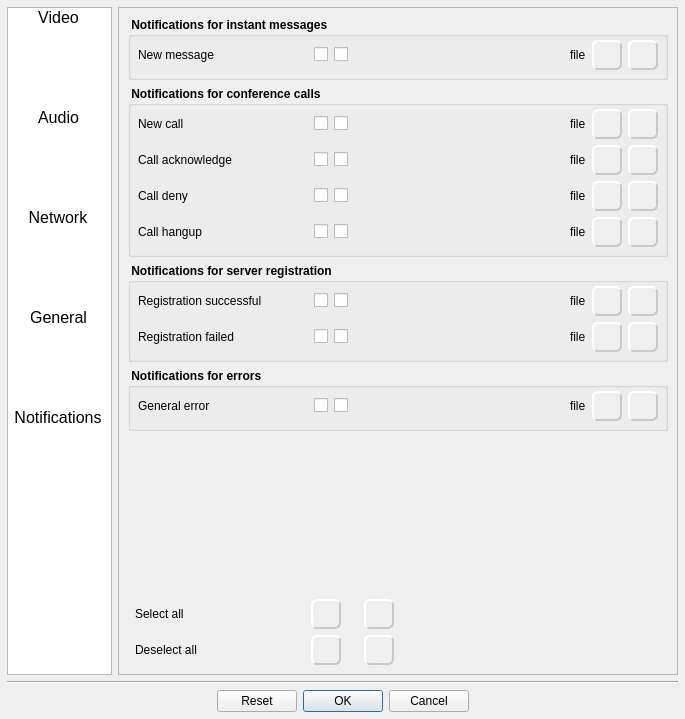
Above: Homer/forms/Dialogs/ConfigurationDialog.ui from Homer-Conferencing/Homer-Conferencing before the change. Below: the same form after it.
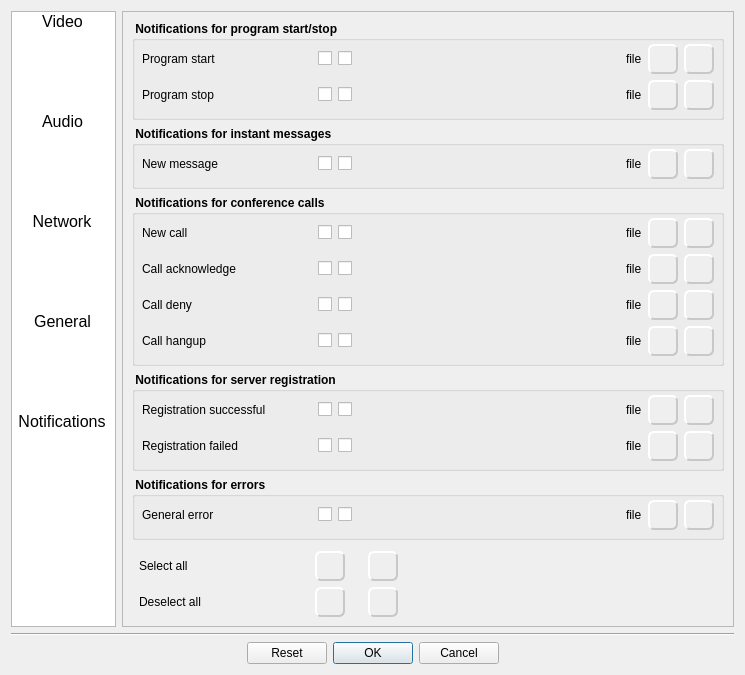
That is the form after the change. The open tabs and pages were chosen to show the change. Icons and pictures are not drawn.

Commit message: - user notifications

```diff
--- a/Homer/forms/Dialogs/ConfigurationDialog.ui
+++ b/Homer/forms/Dialogs/ConfigurationDialog.ui
@@ -6,8 +6,8 @@
    <rect>
     <x>0</x>
     <y>0</y>
-    <width>685</width>
-    <height>719</height>
+    <width>745</width>
+    <height>675</height>
    </rect>
   </property>
   <property name="windowTitle">
@@ -18,9 +18,6 @@
     <normaloff>:/images/LogoHomer3.png</normaloff>:/images/LogoHomer3.png</iconset>
   </property>
   <layout class="QGridLayout" name="gridLayout">
-   <property name="margin">
-    <number>7</number>
-   </property>
    <item row="0" column="0">
     <layout class="QGridLayout" name="gridLayout_2">
      <item row="0" column="0">
@@ -2716,6 +2713,455 @@
        </widget>
        <widget class="QWidget" name="mNotifications">
         <layout class="QVBoxLayout" name="verticalLayout_21">
+         <item>
+          <widget class="QGroupBox" name="mGrpStyle_7">
+           <property name="font">
+            <font>
+             <weight>75</weight>
+             <bold>true</bold>
+            </font>
+           </property>
+           <property name="title">
+            <string> Notifications for program start/stop </string>
+           </property>
+           <layout class="QVBoxLayout" name="verticalLayout_22">
+            <property name="leftMargin">
+             <number>7</number>
+            </property>
+            <property name="topMargin">
+             <number>3</number>
+            </property>
+            <property name="rightMargin">
+             <number>7</number>
+            </property>
+            <property name="bottomMargin">
+             <number>7</number>
+            </property>
+            <item>
+             <layout class="QHBoxLayout" name="horizontalLayout_42">
+              <item>
+               <widget class="QLabel" name="label_4">
+                <property name="minimumSize">
+                 <size>
+                  <width>170</width>
+                  <height>30</height>
+                 </size>
+                </property>
+                <property name="maximumSize">
+                 <size>
+                  <width>170</width>
+                  <height>16777215</height>
+                 </size>
+                </property>
+                <property name="font">
+                 <font>
+                  <family>MS Shell Dlg 2</family>
+                  <weight>50</weight>
+                  <bold>false</bold>
+                 </font>
+                </property>
+                <property name="text">
+                 <string>Program start</string>
+                </property>
+                <property name="alignment">
+                 <set>Qt::AlignLeading|Qt::AlignLeft|Qt::AlignVCenter</set>
+                </property>
+               </widget>
+              </item>
+              <item>
+               <widget class="QCheckBox" name="mCbNotifySystrayStart">
+                <property name="font">
+                 <font>
+                  <pointsize>9</pointsize>
+                  <weight>50</weight>
+                  <bold>false</bold>
+                 </font>
+                </property>
+                <property name="toolTip">
+                 <string>show message in systray</string>
+                </property>
+                <property name="text">
+                 <string/>
+                </property>
+                <property name="icon">
+                 <iconset resource="../../resources/Icons.qrc">
+                  <normaloff>:/images/22_22/Message.png</normaloff>:/images/22_22/Message.png</iconset>
+                </property>
+                <property name="iconSize">
+                 <size>
+                  <width>22</width>
+                  <height>22</height>
+                 </size>
+                </property>
+               </widget>
+              </item>
+              <item>
+               <widget class="QCheckBox" name="mCbNotifySoundStart">
+                <property name="font">
+                 <font>
+                  <pointsize>9</pointsize>
+                  <weight>50</weight>
+                  <bold>false</bold>
+                 </font>
+                </property>
+                <property name="toolTip">
+                 <string>play sound</string>
+                </property>
+                <property name="text">
+                 <string/>
+                </property>
+                <property name="icon">
+                 <iconset resource="../../resources/Icons.qrc">
+                  <normaloff>:/images/22_22/SpeakerLoud.png</normaloff>:/images/22_22/SpeakerLoud.png</iconset>
+                </property>
+                <property name="iconSize">
+                 <size>
+                  <width>22</width>
+                  <height>22</height>
+                 </size>
+                </property>
+               </widget>
+              </item>
+              <item>
+               <spacer name="horizontalSpacer_46">
+                <property name="orientation">
+                 <enum>Qt::Horizontal</enum>
+                </property>
+                <property name="sizeType">
+                 <enum>QSizePolicy::MinimumExpanding</enum>
+                </property>
+                <property name="sizeHint" stdset="0">
+                 <size>
+                  <width>2</width>
+                  <height>20</height>
+                 </size>
+                </property>
+               </spacer>
+              </item>
+              <item>
+               <widget class="QLabel" name="mLbNotifySoundStartFile">
+                <property name="font">
+                 <font>
+                  <family>MS Shell Dlg 2</family>
+                  <weight>50</weight>
+                  <bold>false</bold>
+                 </font>
+                </property>
+                <property name="text">
+                 <string>file</string>
+                </property>
+               </widget>
+              </item>
+              <item>
+               <widget class="QPushButton" name="mPbNotifySoundStartFile">
+                <property name="minimumSize">
+                 <size>
+                  <width>30</width>
+                  <height>30</height>
+                 </size>
+                </property>
+                <property name="maximumSize">
+                 <size>
+                  <width>30</width>
+                  <height>30</height>
+                 </size>
+                </property>
+                <property name="toolTip">
+                 <string>select sound file to play</string>
+                </property>
+                <property name="styleSheet">
+                 <string notr="true">QPushButton{
+background-color: rgb(239, 239, 239);
+color: rgb(239, 239, 239);
+border-style: outset;
+border-width: 2px;
+border-color:  rgb(200, 200, 200);
+border-radius: 6px;
+}
+QPushButton:pressed{
+background-color: rgb(150, 150, 150);
+} </string>
+                </property>
+                <property name="text">
+                 <string/>
+                </property>
+                <property name="icon">
+                 <iconset resource="../../resources/Icons.qrc">
+                  <normaloff>:/images/22_22/BoxOpen.png</normaloff>:/images/22_22/BoxOpen.png</iconset>
+                </property>
+                <property name="iconSize">
+                 <size>
+                  <width>22</width>
+                  <height>22</height>
+                 </size>
+                </property>
+                <property name="checked">
+                 <bool>false</bool>
+                </property>
+               </widget>
+              </item>
+              <item>
+               <widget class="QToolButton" name="mTbPlaySoundStartFile">
+                <property name="minimumSize">
+                 <size>
+                  <width>30</width>
+                  <height>30</height>
+                 </size>
+                </property>
+                <property name="maximumSize">
+                 <size>
+                  <width>30</width>
+                  <height>30</height>
+                 </size>
+                </property>
+                <property name="toolTip">
+                 <string>play selected sound file</string>
+                </property>
+                <property name="styleSheet">
+                 <string notr="true">QToolButton{
+background-color: rgb(239, 239, 239);
+color: rgb(239, 239, 239);
+border-style: outset;
+border-width: 2px;
+border-color:  rgb(200, 200, 200);
+border-radius: 6px;
+}
+QToolButton:pressed{
+background-color: rgb(150, 150, 150);
+} 
+</string>
+                </property>
+                <property name="text">
+                 <string>...</string>
+                </property>
+                <property name="icon">
+                 <iconset resource="../../resources/Icons.qrc">
+                  <normaloff>:/images/22_22/Audio_Play.png</normaloff>:/images/22_22/Audio_Play.png</iconset>
+                </property>
+                <property name="iconSize">
+                 <size>
+                  <width>22</width>
+                  <height>22</height>
+                 </size>
+                </property>
+               </widget>
+              </item>
+             </layout>
+            </item>
+            <item>
+             <layout class="QHBoxLayout" name="horizontalLayout_43">
+              <item>
+               <widget class="QLabel" name="label_6">
+                <property name="minimumSize">
+                 <size>
+                  <width>170</width>
+                  <height>30</height>
+                 </size>
+                </property>
+                <property name="maximumSize">
+                 <size>
+                  <width>170</width>
+                  <height>16777215</height>
+                 </size>
+                </property>
+                <property name="font">
+                 <font>
+                  <family>MS Shell Dlg 2</family>
+                  <weight>50</weight>
+                  <bold>false</bold>
+                 </font>
+                </property>
+                <property name="text">
+                 <string>Program stop</string>
+                </property>
+                <property name="alignment">
+                 <set>Qt::AlignLeading|Qt::AlignLeft|Qt::AlignVCenter</set>
+                </property>
+               </widget>
+              </item>
+              <item>
+               <widget class="QCheckBox" name="mCbNotifySystrayStop">
+                <property name="font">
+                 <font>
+                  <pointsize>9</pointsize>
+                  <weight>50</weight>
+                  <bold>false</bold>
+                 </font>
+                </property>
+                <property name="toolTip">
+                 <string>show message in systray</string>
+                </property>
+                <property name="text">
+                 <string/>
+                </property>
+                <property name="icon">
+                 <iconset resource="../../resources/Icons.qrc">
+                  <normaloff>:/images/22_22/Message.png</normaloff>:/images/22_22/Message.png</iconset>
+                </property>
+                <property name="iconSize">
+                 <size>
+                  <width>22</width>
+                  <height>22</height>
+                 </size>
+                </property>
+               </widget>
+              </item>
+              <item>
+               <widget class="QCheckBox" name="mCbNotifySoundStop">
+                <property name="font">
+                 <font>
+                  <pointsize>9</pointsize>
+                  <weight>50</weight>
+                  <bold>false</bold>
+                 </font>
+                </property>
+                <property name="toolTip">
+                 <string>play sound</string>
+                </property>
+                <property name="text">
+                 <string/>
+                </property>
+                <property name="icon">
+                 <iconset resource="../../resources/Icons.qrc">
+                  <normaloff>:/images/22_22/SpeakerLoud.png</normaloff>:/images/22_22/SpeakerLoud.png</iconset>
+                </property>
+                <property name="iconSize">
+                 <size>
+                  <width>22</width>
+                  <height>22</height>
+                 </size>
+                </property>
+               </widget>
+              </item>
+              <item>
+               <spacer name="horizontalSpacer_47">
+                <property name="orientation">
+                 <enum>Qt::Horizontal</enum>
+                </property>
+                <property name="sizeType">
+                 <enum>QSizePolicy::MinimumExpanding</enum>
+                </property>
+                <property name="sizeHint" stdset="0">
+                 <size>
+                  <width>2</width>
+                  <height>20</height>
+                 </size>
+                </property>
+               </spacer>
+              </item>
+              <item>
+               <widget class="QLabel" name="mLbNotifySoundStopFile">
+                <property name="font">
+                 <font>
+                  <family>MS Shell Dlg 2</family>
+                  <weight>50</weight>
+                  <bold>false</bold>
+                 </font>
+                </property>
+                <property name="text">
+                 <string>file</string>
+                </property>
+               </widget>
+              </item>
+              <item>
+               <widget class="QPushButton" name="mPbNotifySoundStopFile">
+                <property name="minimumSize">
+                 <size>
+                  <width>30</width>
+                  <height>30</height>
+                 </size>
+                </property>
+                <property name="maximumSize">
+                 <size>
+                  <width>30</width>
+                  <height>30</height>
+                 </size>
+                </property>
+                <property name="toolTip">
+                 <string>select sound file to play</string>
+                </property>
+                <property name="styleSheet">
+                 <string notr="true">QPushButton{
+background-color: rgb(239, 239, 239);
+color: rgb(239, 239, 239);
+border-style: outset;
+border-width: 2px;
+border-color:  rgb(200, 200, 200);
+border-radius: 6px;
+}
+QPushButton:pressed{
+background-color: rgb(150, 150, 150);
+} </string>
+                </property>
+                <property name="text">
+                 <string/>
+                </property>
+                <property name="icon">
+                 <iconset resource="../../resources/Icons.qrc">
+                  <normaloff>:/images/22_22/BoxOpen.png</normaloff>:/images/22_22/BoxOpen.png</iconset>
+                </property>
+                <property name="iconSize">
+                 <size>
+                  <width>22</width>
+                  <height>22</height>
+                 </size>
+                </property>
+                <property name="checked">
+                 <bool>false</bool>
+                </property>
+               </widget>
+              </item>
+              <item>
+               <widget class="QToolButton" name="mTbPlaySoundStopFile">
+                <property name="minimumSize">
+                 <size>
+                  <width>30</width>
+                  <height>30</height>
+                 </size>
+                </property>
+                <property name="maximumSize">
+                 <size>
+                  <width>30</width>
+                  <height>30</height>
+                 </size>
+                </property>
+                <property name="toolTip">
+                 <string>play selected sound file</string>
+                </property>
+                <property name="styleSheet">
+                 <string notr="true">QToolButton{
+background-color: rgb(239, 239, 239);
+color: rgb(239, 239, 239);
+border-style: outset;
+border-width: 2px;
+border-color:  rgb(200, 200, 200);
+border-radius: 6px;
+}
+QToolButton:pressed{
+background-color: rgb(150, 150, 150);
+} 
+</string>
+                </property>
+                <property name="text">
+                 <string>...</string>
+                </property>
+                <property name="icon">
+                 <iconset resource="../../resources/Icons.qrc">
+                  <normaloff>:/images/22_22/Audio_Play.png</normaloff>:/images/22_22/Audio_Play.png</iconset>
+                </property>
+                <property name="iconSize">
+                 <size>
+                  <width>22</width>
+                  <height>22</height>
+                 </size>
+                </property>
+               </widget>
+              </item>
+             </layout>
+            </item>
+           </layout>
+          </widget>
+         </item>
          <item>
           <widget class="QGroupBox" name="mGrpStyle_3">
            <property name="font">
@@ -4502,7 +4948,7 @@
            <property name="sizeHint" stdset="0">
             <size>
              <width>20</width>
-             <height>10</height>
+             <height>1</height>
             </size>
            </property>
           </spacer>
```
The commit also changes 4 other files.
